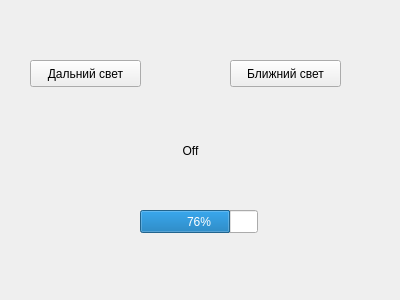
Qt form src/Form/MainForm/MainForm.ui (ivanmalyi/SmartPi) before a commit.
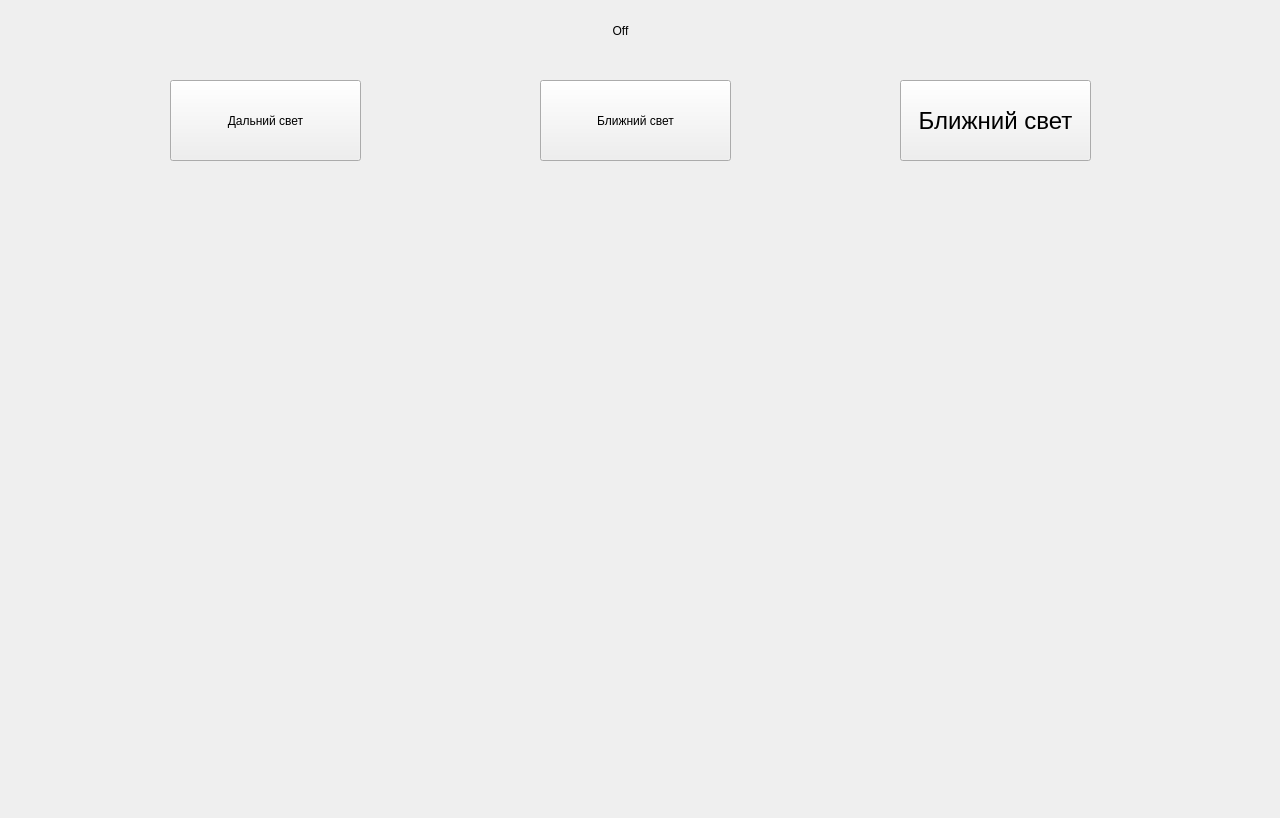
The same form after that commit.

The edit to the form file:
```diff
--- a/src/Form/MainForm/MainForm.ui
+++ b/src/Form/MainForm/MainForm.ui
@@ -6,10 +6,16 @@
    <rect>
     <x>0</x>
     <y>0</y>
-    <width>400</width>
-    <height>300</height>
+    <width>1280</width>
+    <height>818</height>
    </rect>
   </property>
+  <property name="sizePolicy">
+   <sizepolicy hsizetype="Maximum" vsizetype="Maximum">
+    <horstretch>0</horstretch>
+    <verstretch>0</verstretch>
+   </sizepolicy>
+  </property>
   <property name="windowTitle">
    <string>SmartPi</string>
   </property>
@@ -19,10 +25,10 @@
   <widget class="QPushButton" name="pushButton_highLight">
    <property name="geometry">
     <rect>
-     <x>30</x>
-     <y>60</y>
-     <width>111</width>
-     <height>27</height>
+     <x>170</x>
+     <y>80</y>
+     <width>191</width>
+     <height>81</height>
     </rect>
    </property>
    <property name="autoFillBackground">
@@ -35,40 +41,21 @@
   <widget class="QPushButton" name="pushButton_lowLight">
    <property name="geometry">
     <rect>
-     <x>230</x>
-     <y>60</y>
-     <width>111</width>
-     <height>27</height>
+     <x>540</x>
+     <y>80</y>
+     <width>191</width>
+     <height>81</height>
     </rect>
    </property>
    <property name="text">
     <string>Ближний свет</string>
    </property>
   </widget>
-  <widget class="QProgressBar" name="progressBar_brightnesLight">
-   <property name="geometry">
-    <rect>
-     <x>140</x>
-     <y>210</y>
-     <width>118</width>
-     <height>23</height>
-    </rect>
-   </property>
-   <property name="contextMenuPolicy">
-    <enum>Qt::DefaultContextMenu</enum>
-   </property>
-   <property name="maximum">
-    <number>104</number>
-   </property>
-   <property name="value">
-    <number>80</number>
-   </property>
-  </widget>
   <widget class="QLabel" name="label">
    <property name="geometry">
     <rect>
-     <x>110</x>
-     <y>130</y>
+     <x>540</x>
+     <y>10</y>
      <width>161</width>
      <height>41</height>
     </rect>
@@ -80,6 +67,29 @@
     <set>Qt::AlignCenter</set>
    </property>
   </widget>
+  <widget class="QPushButton" name="pushButton_lowLight_2">
+   <property name="geometry">
+    <rect>
+     <x>900</x>
+     <y>80</y>
+     <width>191</width>
+     <height>81</height>
+    </rect>
+   </property>
+   <property name="font">
+    <font>
+     <pointsize>18</pointsize>
+     <weight>50</weight>
+     <italic>false</italic>
+     <bold>false</bold>
+     <underline>false</underline>
+     <kerning>true</kerning>
+    </font>
+   </property>
+   <property name="text">
+    <string>Ближний свет</string>
+   </property>
+  </widget>
  </widget>
  <resources/>
  <connections/>
```
